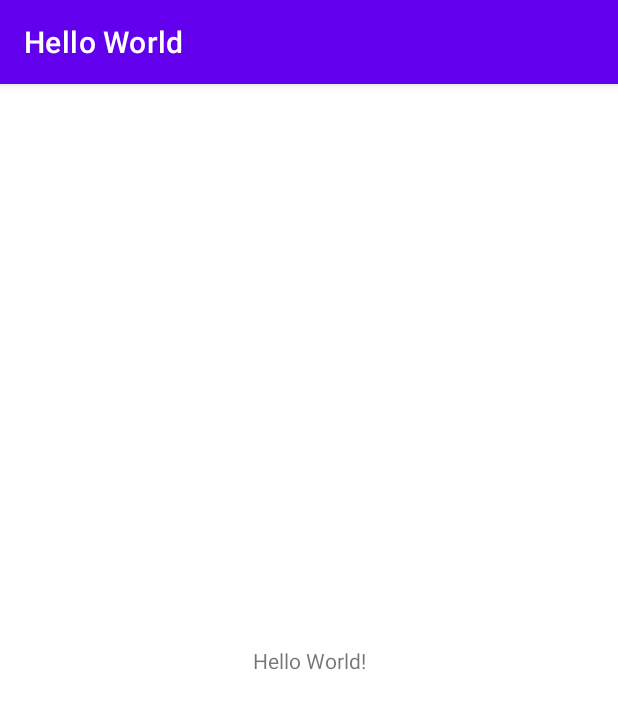
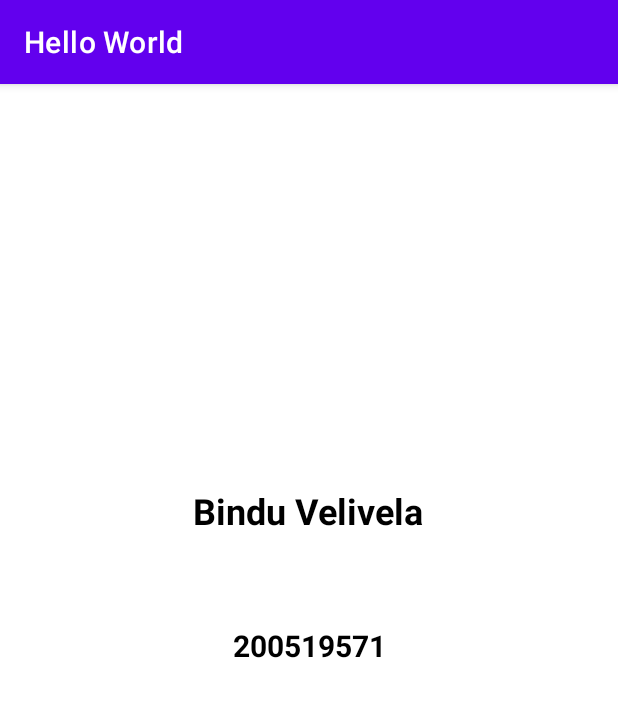
Before and after one commit to binduvelivela/Hello-World, an Android app: the screen it shows after launch (MainActivity), on a phone screen of 412 x 824 dp. Shown: the top 709 px of the screen. Run offline under Robolectric (Android 15) with nearby library versions, the phone set to English and light mode, and no system bars.

Commit message:
ADDED NAME AND STUDENT ID

```diff
--- a/app/src/main/res/layout/activity_main.xml
+++ b/app/src/main/res/layout/activity_main.xml
@@ -4,15 +4,35 @@
     xmlns:tools="http://schemas.android.com/tools"
     android:layout_width="match_parent"
     android:layout_height="match_parent"
+    android:background="#FFFFFF"
     tools:context=".MainActivity">
 
     <TextView
+        android:id="@+id/name"
         android:layout_width="wrap_content"
         android:layout_height="wrap_content"
-        android:text="Hello World!"
+        android:text="@string/name"
+        android:textColor="#000000"
+        android:textSize="24sp"
+        android:textStyle="bold"
+        app:layout_constraintBottom_toTopOf="@+id/textView"
+        app:layout_constraintEnd_toEndOf="parent"
+        app:layout_constraintHorizontal_bias="0.498"
+        app:layout_constraintStart_toStartOf="parent"
+        app:layout_constraintTop_toTopOf="parent"
+        app:layout_constraintVertical_bias="0.818" />
+
+    <TextView
+        android:id="@+id/textView"
+        android:layout_width="wrap_content"
+        android:layout_height="wrap_content"
+        android:layout_marginBottom="380dp"
+        android:text="@string/studentID"
+        android:textColor="#000000"
+        android:textSize="20sp"
+        android:textStyle="bold"
         app:layout_constraintBottom_toBottomOf="parent"
         app:layout_constraintEnd_toEndOf="parent"
-        app:layout_constraintStart_toStartOf="parent"
-        app:layout_constraintTop_toTopOf="parent" />
+        app:layout_constraintStart_toStartOf="parent" />
 
 </androidx.constraintlayout.widget.ConstraintLayout>
--- a/app/src/main/res/values/strings.xml
+++ b/app/src/main/res/values/strings.xml
@@ -1,3 +1,5 @@
 <resources>
     <string name="app_name">Hello World</string>
+    <string name="name">Bindu Velivela</string>
+    <string name="studentID">200519571</string>
 </resources>
```
